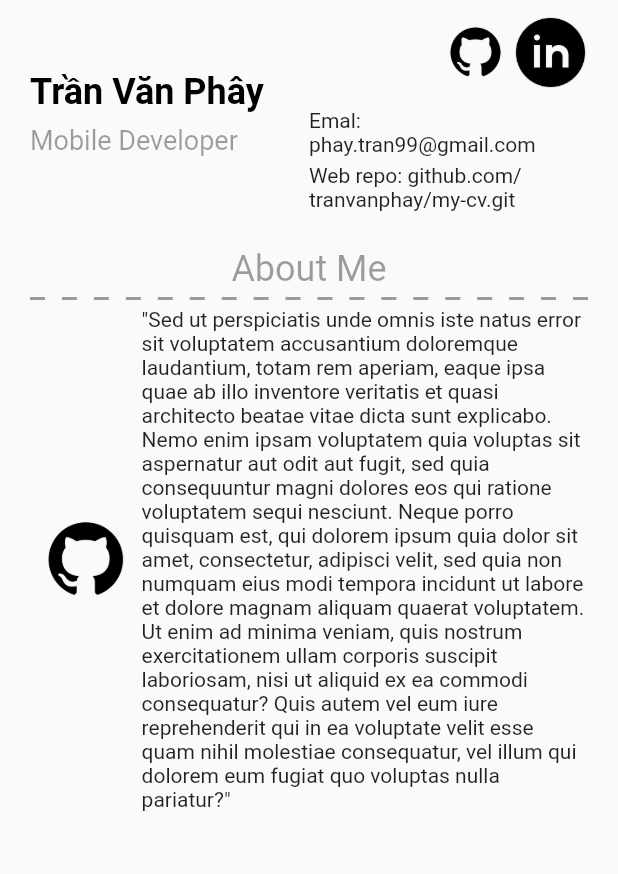
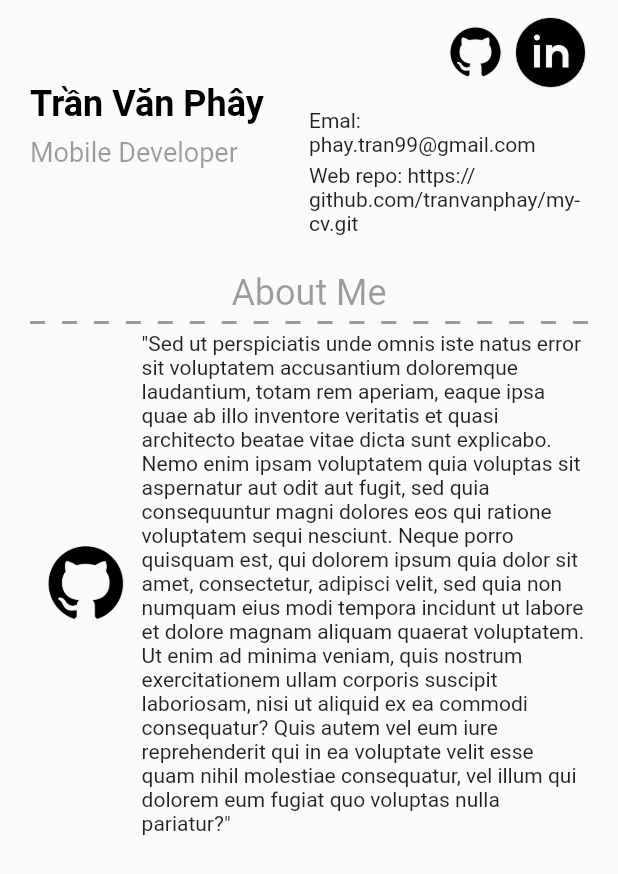
Before and after one commit to tranvanphay/my-cv, a Flutter app: the screen it shows after launch, on a phone screen of 412 x 824 dp. Shown: the top 874 px of the screen. Run offline on Flutter 3.47's test engine with Material 2 defaults, Android fonts, the phone set to English and light mode, and no system bars.

Commit message:
first commit

```diff
--- a/lib/phaytv-cv.dart
+++ b/lib/phaytv-cv.dart
@@ -1,6 +1,4 @@
 import 'package:flutter/material.dart';
-import 'package:flutter/src/foundation/key.dart';
-import 'package:flutter/src/widgets/framework.dart';
 import 'package:phaytvcv/config/app_dimens.dart';
 import 'package:phaytvcv/widget/about_me.dart';
 import 'package:phaytvcv/widget/header.dart';
@@ -26,7 +24,7 @@ class _PhayTVCVState extends State<PhayTVCV> {
                   name: "Trần Văn Phây",
                   role: "Mobile Developer",
                   email: 'phay.tran99@gmail.com',
-                  thisWeb: 'github.com/tranvanphay/my-cv.git',
+                  thisWeb: 'https://github.com/tranvanphay/my-cv.git',
                 ),
                 const SizedBox(
                   height: AppDimens.largestPadding,
```
